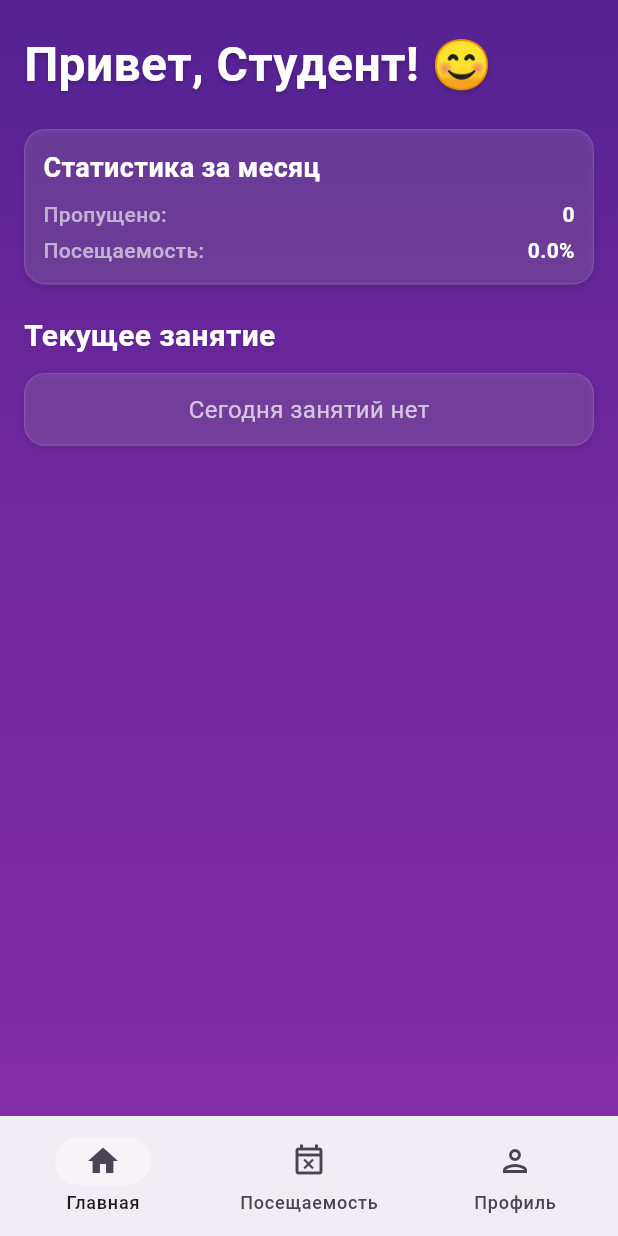
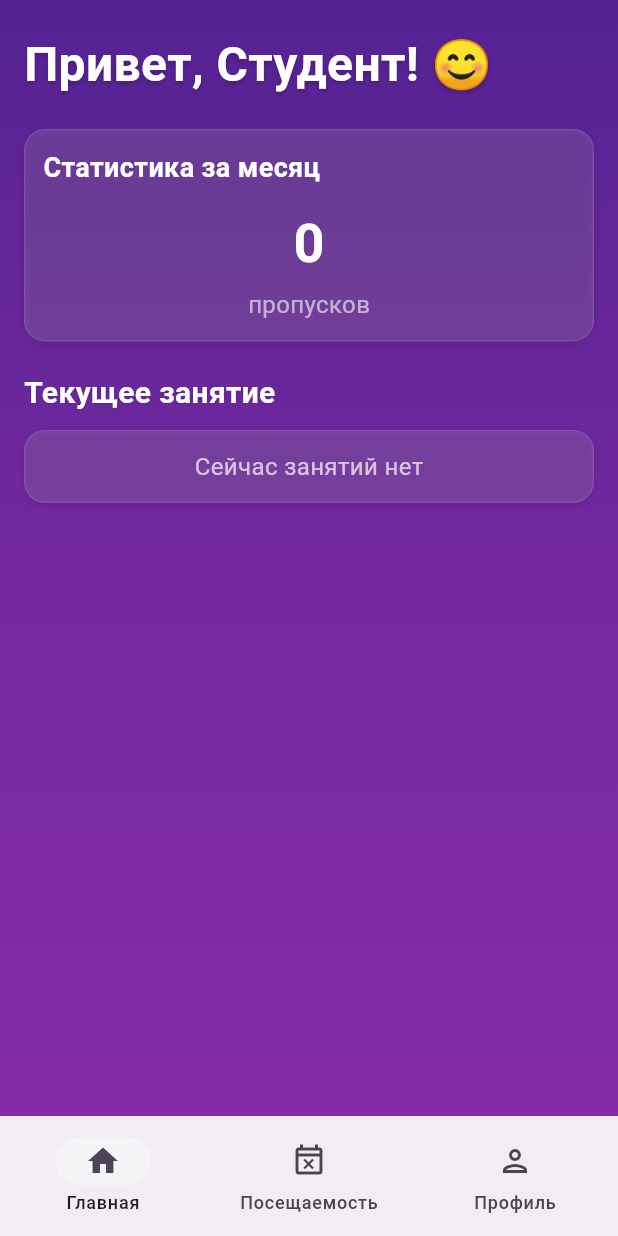
Before and after one commit to lon2graf/EduAtt, a Flutter app: the StudentHomeScreen screen opened by its route, on a phone screen of 412 x 824 dp. Run offline on Flutter 3.47's test engine with Material 3 defaults, Android fonts, the phone set to English and light mode, and no system bars; our stand-ins replace dropdown_button2, flutter_dotenv, flutter_riverpod, go_router, shared_preferences, supabase_flutter; accounts and stored records are empty.

```diff
--- a/lib/screens/student/home_content_screen.dart
+++ b/lib/screens/student/home_content_screen.dart
@@ -21,17 +21,10 @@ class HomeContentScreen extends ConsumerWidget {
     );
 
     final DateTime now = DateTime.now();
-    final double attendancePercentage =
-        LessonsAttendanceService.calculateAttendancePercentageForMonth(
-          allAttendances,
-          now,
-        );
     final int absencesCount = LessonsAttendanceService.countAbsencesForMonth(
       allAttendances,
       now,
     );
-
-    String formattedPercentage = attendancePercentage.toStringAsFixed(1);
 
     // Теперь используем LayoutBuilder, чтобы растянуть градиент на всё пространство
     return LayoutBuilder(
@@ -102,15 +95,28 @@ class HomeContentScreen extends ConsumerWidget {
                                 fontWeight: FontWeight.w600,
                               ),
                             ),
-                            const SizedBox(height: 8),
-                            _StatItem(
-                              label: 'Пропущено:',
-                              value: '${absencesCount.toString()}',
+                            const SizedBox(height: 12),
+                            Center(
+                              child: Column(
+                                children: [
+                                  Text(
+                                    absencesCount.toString(),
+                                    style: const TextStyle(
+                                      color: Colors.white,
+                                      fontSize: 36,
+                                      fontWeight: FontWeight.bold,
+                                    ),
                                   ),
                                   const SizedBox(height: 4),
-                            _StatItem(
-                              label: 'Посещаемость:',
-                              value: '$formattedPercentage%',
+                                  Text(
+                                    _getAbsencesText(absencesCount),
+                                    style: const TextStyle(
+                                      color: Colors.white60,
+                                      fontSize: 16,
+                                    ),
+                                  ),
+                                ],
+                              ),
                             ),
                           ],
                         ),
@@ -132,6 +138,13 @@ class HomeContentScreen extends ConsumerWidget {
     );
   }
 
+  String _getAbsencesText(int count) {
+    if (count == 0) return 'пропусков';
+    if (count == 1) return 'пропуск';
+    if (count >= 2 && count <= 4) return 'пропуска';
+    return 'пропусков';
+  }
+
   Widget _buildCurrentLessonCard(
     StudentModel? student,
     WidgetRef ref,
@@ -143,7 +156,7 @@ class HomeContentScreen extends ConsumerWidget {
       return _buildCard(
         child: const Center(
           child: Text(
-            'Сегодня занятий нет',
+            'Сейчас занятий нет',
             style: TextStyle(color: Colors.white70, fontSize: 16),
           ),
         ),
@@ -162,46 +175,22 @@ class HomeContentScreen extends ConsumerWidget {
       teacherFullName = 'Не указан';
     }
 
-    const String status = 'Присутствует';
-    Color statusColor = status == 'Присутствует' ? Colors.green : Colors.red;
-
     bool showMarkButton = student?.isHeadman == true;
 
     return _buildCard(
-      height: showMarkButton ? 180 : 140,
+      height: showMarkButton ? 160 : 120,
       child: Column(
         crossAxisAlignment: CrossAxisAlignment.start,
         mainAxisAlignment: MainAxisAlignment.center,
         children: [
-          Row(
-            mainAxisAlignment: MainAxisAlignment.spaceBetween,
-            children: [
-              Expanded(
-                child: Text(
+          // Заголовок с названием предмета
+          Text(
             lesson.subjectName ?? 'Предмет',
             style: const TextStyle(
               color: Colors.white,
               fontSize: 18,
               fontWeight: FontWeight.w600,
             ),
-                ),
-              ),
-              Container(
-                padding: const EdgeInsets.symmetric(horizontal: 6, vertical: 2),
-                decoration: BoxDecoration(
-                  color: statusColor.withOpacity(0.2),
-                  borderRadius: BorderRadius.circular(6),
-                ),
-                child: Text(
-                  status,
-                  style: TextStyle(
-                    color: statusColor,
-                    fontSize: 12,
-                    fontWeight: FontWeight.w500,
-                  ),
-                ),
-              ),
-            ],
           ),
           const SizedBox(height: 6),
           Text(
@@ -214,7 +203,7 @@ class HomeContentScreen extends ConsumerWidget {
             style: const TextStyle(color: Colors.white60, fontSize: 14),
           ),
           if (showMarkButton) ...[
-            const SizedBox(height: 6),
+            const SizedBox(height: 8),
             Align(
               alignment: Alignment.centerRight,
               child: ElevatedButton.icon(
@@ -314,7 +303,6 @@ class _StatItem extends StatelessWidget {
         Text(
           label,
           style: TextStyle(
-            // Убран const
             color: Colors.white60,
             fontSize: 14,
             fontWeight: FontWeight.w500,
@@ -323,7 +311,6 @@ class _StatItem extends StatelessWidget {
         Text(
           value,
           style: TextStyle(
-            // Убран const
             color: Colors.white,
             fontSize: 14,
             fontWeight: FontWeight.w600,
--- a/lib/screens/student/profile_content_screen.dart
+++ b/lib/screens/student/profile_content_screen.dart
@@ -2,6 +2,7 @@ import 'package:flutter/material.dart';
 import 'package:flutter_riverpod/flutter_riverpod.dart';
 import 'package:edu_att/providers/student_provider.dart';
 import 'package:edu_att/models/student_model.dart';
+import 'package:go_router/go_router.dart';
 
 class ProfileContentScreen extends ConsumerWidget {
   const ProfileContentScreen({super.key});
@@ -41,7 +42,7 @@ class ProfileContentScreen extends ConsumerWidget {
                   // --- Информация о студенте ---
                   Expanded(child: _buildProfileInfo(student)),
                   // --- Кнопка выхода ---
-                  _buildLogoutButton(ref),
+                  _buildLogoutButton(ref, context),
                   const SizedBox(height: 14), // Уменьшен отступ
                 ],
               ),
@@ -171,7 +172,7 @@ class ProfileContentScreen extends ConsumerWidget {
     );
   }
 
-  Widget _buildLogoutButton(WidgetRef ref) {
+  Widget _buildLogoutButton(WidgetRef ref, BuildContext context) {
     return Padding(
       padding: const EdgeInsets.symmetric(
         horizontal: 16.0,
@@ -182,6 +183,7 @@ class ProfileContentScreen extends ConsumerWidget {
         child: ElevatedButton(
           onPressed: () {
             ref.read(currentStudentProvider.notifier).logout();
+            context.go('/');
           },
           style: ElevatedButton.styleFrom(
             backgroundColor: Colors.red.shade700, // Фиолетовый стиль для кнопки
--- a/lib/services/lessons_attendace_service.dart
+++ b/lib/services/lessons_attendace_service.dart
@@ -110,7 +110,7 @@ class LessonsAttendanceService {
     final int presentCount =
         monthlyAttendances
             .where(
-              (attendance) => attendance.status?.toLowerCase() == 'present',
+              (attendance) => attendance.status?.toLowerCase() == 'присутсвует',
             )
             .length;
 
@@ -129,7 +129,7 @@ class LessonsAttendanceService {
     return allAttendances
         .where(
           (attendance) =>
-              attendance.status?.toLowerCase() == 'absent' &&
+              attendance.status?.toLowerCase() == 'отсутствует' &&
               attendance.lessonDate != null &&
               attendance.lessonDate!.year == monthDate.year &&
               attendance.lessonDate!.month == monthDate.month,
```
Also changed, not shown: lib/main.dart (+8 -0 lines), lib/screens/student/misses_content_screen.dart (+21 -6 lines), lib/screens/student/subject_absences_screen.dart (added, +277 -0 lines), 1 other file. Lines whose indentation alone changed are shown as unchanged.
